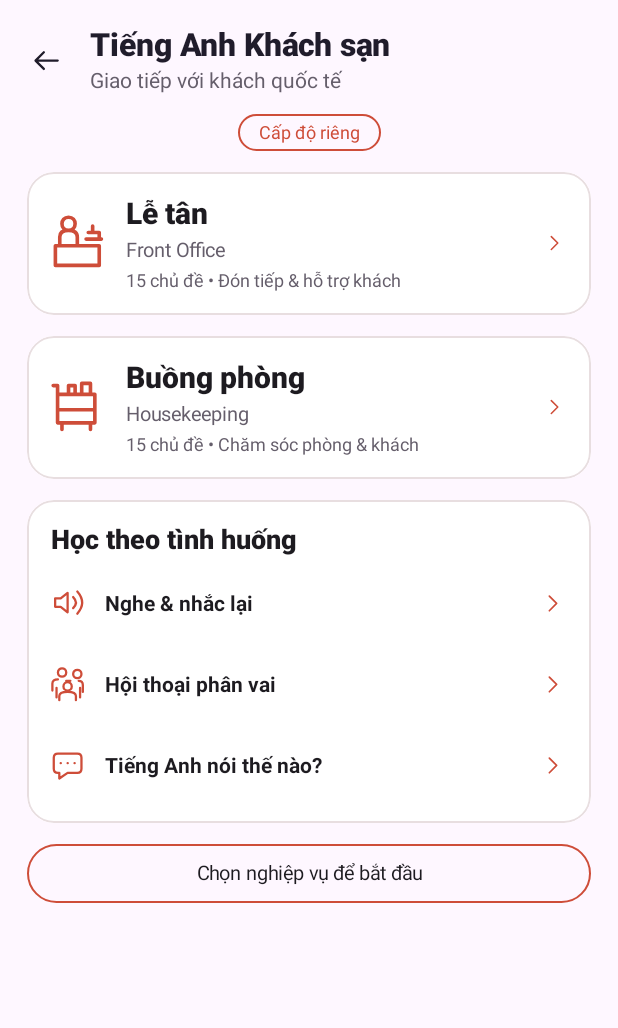
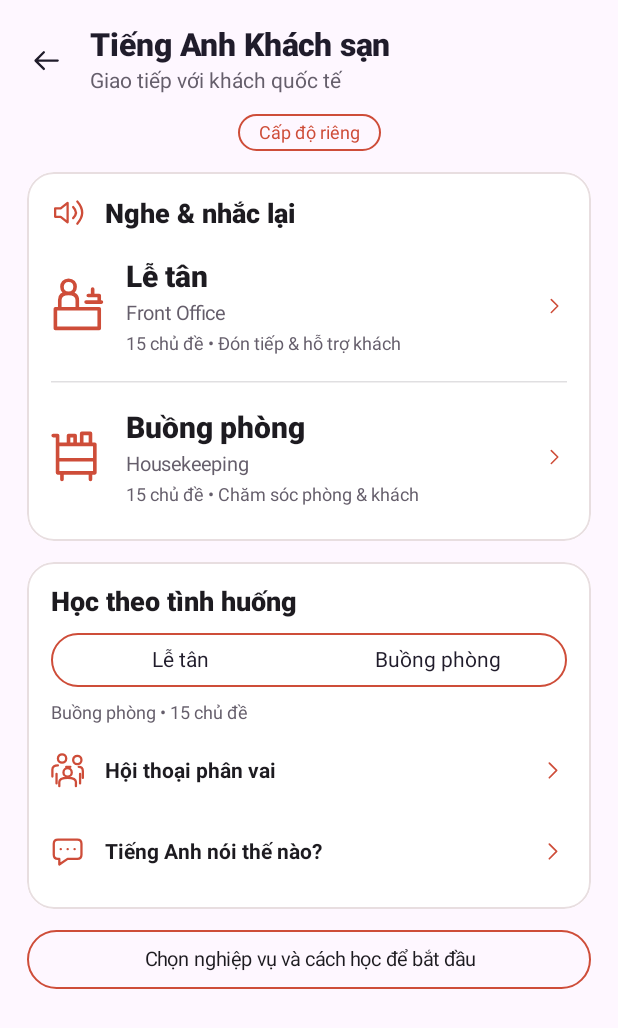
Before and after one commit to nghialcvn/Speakivra, an Android app built with Jetpack Compose: the composable HotelHubScreen called with empty values, on a phone screen of 412 x 824 dp. Shown: the top 1028 px of the screen. Run offline under Robolectric (Android 15) with nearby library versions, the phone set to English and light mode, and no system bars; network calls fail; 2 statements that could not run were skipped.

Commit message:
Match approved hotel hub: grouped repeat roles and direct scenario tabs in 1.1.6

```diff
--- a/app/build.gradle.kts
+++ b/app/build.gradle.kts
@@ -9,7 +9,7 @@ val signingPath = providers.environmentVariable("SPEAKIVRA_KEYSTORE_PATH").orNul
 android {
     namespace = "com.nghialcvn.speakivra"
     compileSdk = 35
-    val approvedVersion = "1.1.5"
+    val approvedVersion = "1.1.6"
     require(Regex("""[0-9]+\.[0-9]\.[0-9]""").matches(approvedVersion)) {
         "Speakivra version must roll 1.0.9 -> 1.1.0, never 1.0.10"
     }
@@ -18,7 +18,7 @@ android {
         minSdk = 26
         targetSdk = 35
         testInstrumentationRunner = "androidx.test.runner.AndroidJUnitRunner"
-        versionCode = 35
+        versionCode = 36
         versionName = approvedVersion
     }
     testBuildType = providers.gradleProperty("uiTestBuildType").getOrElse("release")
--- a/app/src/main/java/com/nghialcvn/speakivra/HotelScreens.kt
+++ b/app/src/main/java/com/nghialcvn/speakivra/HotelScreens.kt
@@ -1,6 +1,7 @@
 package com.nghialcvn.speakivra
 
 import androidx.compose.foundation.*
+import androidx.compose.foundation.selection.selectable
 import androidx.compose.foundation.layout.*
 import androidx.compose.foundation.shape.RoundedCornerShape
 import androidx.compose.foundation.shape.CircleShape
@@ -8,14 +9,16 @@ import androidx.compose.material3.*
 import androidx.compose.runtime.Composable
 import androidx.compose.ui.Alignment
 import androidx.compose.ui.Modifier
+import androidx.compose.ui.platform.testTag
+import androidx.compose.ui.semantics.Role
 import androidx.compose.ui.text.font.FontWeight
 import androidx.compose.ui.text.style.TextAlign
 import androidx.compose.ui.unit.dp
 import androidx.compose.ui.unit.sp
 
 @Composable
-internal fun HotelHubScreen(mode: String, onMode: (String) -> Unit,
-                           onRole: (String) -> Unit, onBack: () -> Unit) {
+internal fun HotelHubScreen(role: String, onRole: (String) -> Unit,
+                           onOpen: (String, String) -> Unit, onBack: () -> Unit) {
     val p = studio
     Column(Modifier.fillMaxSize().verticalScroll(rememberScrollState()).padding(18.dp),
         verticalArrangement = Arrangement.spacedBy(14.dp)) {
@@ -23,14 +26,21 @@ internal fun HotelHubScreen(mode: String, onMode: (String) -> Unit,
         Text("Cấp độ riêng", color = p.coral, fontSize = 12.sp,
             modifier = Modifier.align(Alignment.CenterHorizontally)
                 .border(1.dp, p.coral, RoundedCornerShape(18.dp)).padding(horizontal = 14.dp, vertical = 5.dp))
-        listOf("FO", "HK").forEach { role ->
-            StudioCard(Modifier.clickable { onRole(role) }) {
-                Row(verticalAlignment = Alignment.CenterVertically, horizontalArrangement = Arrangement.spacedBy(12.dp)) {
-                    StudioIcon(if (role == "FO") "reception" else "housekeeping", Modifier.size(38.dp), p.coral)
+        StudioCard {
+            Row(verticalAlignment = Alignment.CenterVertically, horizontalArrangement = Arrangement.spacedBy(12.dp)) {
+                StudioIcon("speaker", Modifier.size(24.dp), p.coral)
+                Text("Nghe & nhắc lại", fontSize = 18.sp, fontWeight = FontWeight.ExtraBold)
+            }
+            listOf("FO", "HK").forEachIndexed { index, item ->
+                if (index > 0) HorizontalDivider(color = p.muted.copy(alpha = .2f))
+                Row(Modifier.fillMaxWidth().testTag("hotel-repeat-$item")
+                    .clickable(role = Role.Button) { onOpen(item, "repeat") }.padding(vertical = 8.dp),
+                    verticalAlignment = Alignment.CenterVertically, horizontalArrangement = Arrangement.spacedBy(12.dp)) {
+                    StudioIcon(if (item == "FO") "reception" else "housekeeping", Modifier.size(38.dp), p.coral)
                     Column(Modifier.weight(1f), verticalArrangement = Arrangement.spacedBy(5.dp)) {
-                        Text(HotelCurriculum.roleLabel(role), fontSize = 20.sp, fontWeight = FontWeight.ExtraBold)
-                        Text(HotelCurriculum.roleEnglish(role), fontSize = 13.sp, color = p.muted)
-                        Text("15 chủ đề • " + if (role == "FO") "Đón tiếp & hỗ trợ khách" else "Chăm sóc phòng & khách",
+                        Text(HotelCurriculum.roleLabel(item), fontSize = 20.sp, fontWeight = FontWeight.ExtraBold)
+                        Text(HotelCurriculum.roleEnglish(item), fontSize = 13.sp, color = p.muted)
+                        Text("15 chủ đề • " + if (item == "FO") "Đón tiếp & hỗ trợ khách" else "Chăm sóc phòng & khách",
                             fontSize = 12.sp, color = p.muted)
                     }
                     StudioIcon("chevron", Modifier.size(16.dp), p.coral)
@@ -39,19 +49,32 @@ internal fun HotelHubScreen(mode: String, onMode: (String) -> Unit,
         }
         StudioCard {
             Text("Học theo tình huống", fontSize = 18.sp, fontWeight = FontWeight.ExtraBold)
-            listOf(Triple("repeat", "Nghe & nhắc lại", "speaker"),
-                Triple("chat", "Hội thoại phân vai", "family"),
+            Row(Modifier.fillMaxWidth().border(1.dp, p.coral, RoundedCornerShape(22.dp))) {
+                listOf("FO", "HK").forEach { item ->
+                    val selected = role == item
+                    Surface(Modifier.weight(1f).testTag("hotel-role-$item").selectable(
+                        selected = selected, role = Role.Tab, onClick = { onRole(item) }),
+                        shape = RoundedCornerShape(22.dp), color = if (selected) p.coral else androidx.compose.ui.graphics.Color.Transparent,
+                        contentColor = if (selected) androidx.compose.ui.graphics.Color.White else p.ink) {
+                        Text(HotelCurriculum.roleLabel(item), Modifier.padding(vertical = 10.dp),
+                            textAlign = TextAlign.Center, fontSize = 14.sp,
+                            fontWeight = if (selected) FontWeight.Bold else FontWeight.Normal)
+                    }
+                }
+            }
+            Text("${HotelCurriculum.roleLabel(role)} • 15 chủ đề", fontSize = 12.sp, color = p.muted)
+            listOf(Triple("chat", "Hội thoại phân vai", "family"),
                 Triple("exercise", "Tiếng Anh nói thế nào?", "chat")).forEach { (value, title, icon) ->
-                Row(Modifier.fillMaxWidth().clickable { onMode(value) }.padding(vertical = 10.dp),
+                Row(Modifier.fillMaxWidth().clickable(role = Role.Button) { onOpen(role, value) }.padding(vertical = 10.dp),
                     verticalAlignment = Alignment.CenterVertically,
                     horizontalArrangement = Arrangement.spacedBy(12.dp)) {
                     StudioIcon(icon, Modifier.size(24.dp), p.coral)
                     Text(title, Modifier.weight(1f), fontWeight = FontWeight.Bold, fontSize = 14.sp)
-                    StudioIcon(if (mode == value) "check" else "chevron", Modifier.size(18.dp), p.coral)
+                    StudioIcon("chevron", Modifier.size(18.dp), p.coral)
                 }
             }
         }
-        Text("Chọn nghiệp vụ để bắt đầu", textAlign = TextAlign.Center, fontSize = 13.sp,
+        Text("Chọn nghiệp vụ và cách học để bắt đầu", textAlign = TextAlign.Center, fontSize = 13.sp,
             modifier = Modifier.fillMaxWidth().border(1.dp, p.coral, RoundedCornerShape(20.dp)).padding(12.dp))
     }
 }
--- a/app/src/main/java/com/nghialcvn/speakivra/MainActivity.kt
+++ b/app/src/main/java/com/nghialcvn/speakivra/MainActivity.kt
@@ -619,8 +619,9 @@ private fun LearnerApp(updates: InAppUpdates, learner: Learner, resumeLearning:
                                 onChat = { navigate("chat") }, onPassages = { navigate("passages") },
                                 onExercises = { navigate("exercises") }, onBack = { navigate("home") },
                                 onHotel = { navigate("hotel") })
-                            "hotel" -> HotelHubScreen(hotelMode, { hotelMode = it },
-                                onRole = { hotelRole = it; navigate("hotel-topics") }, onBack = { navigate("lessons") })
+                            "hotel" -> HotelHubScreen(hotelRole, onRole = { hotelRole = it },
+                                onOpen = { role, mode -> hotelRole = role; hotelMode = mode; navigate("hotel-topics") },
+                                onBack = { navigate("lessons") })
                             "hotel-topics" -> HotelTopicsScreen(hotelRole, ::loadProgress, achievements::hearts,
                                 onOpen = ::openHotelTopic, onBack = { navigate("hotel") })
                             "passages", "exercises" -> ExtraCatalogueScreen(page == "passages", extraLevel,
```
Also changed, not shown: 2 other files.
